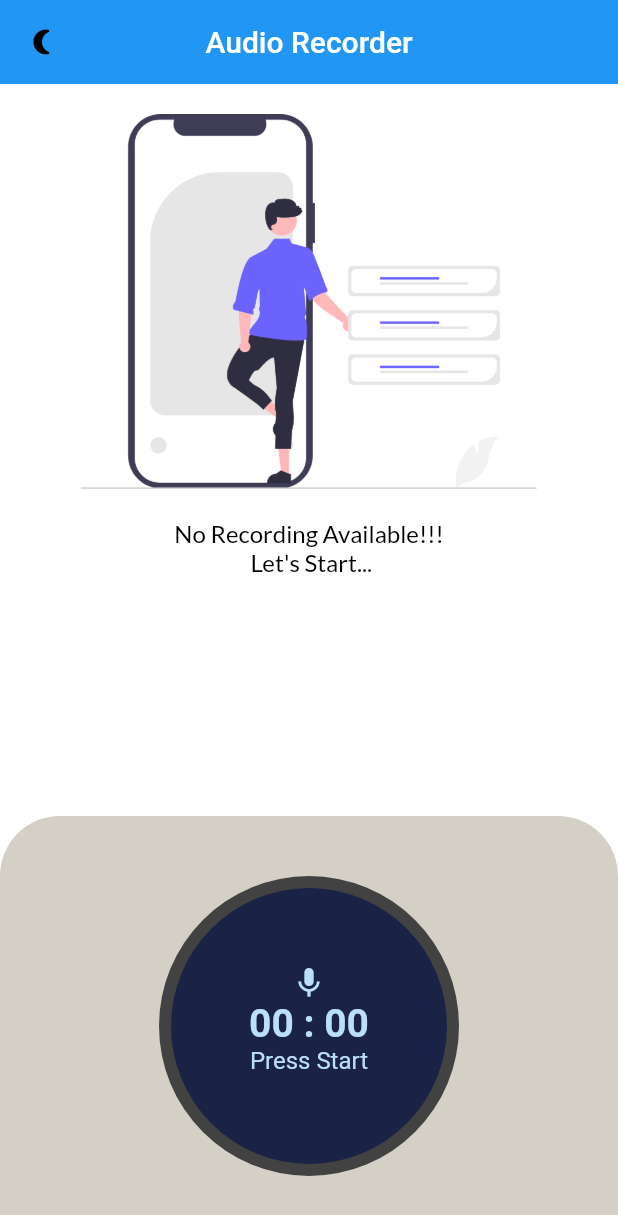
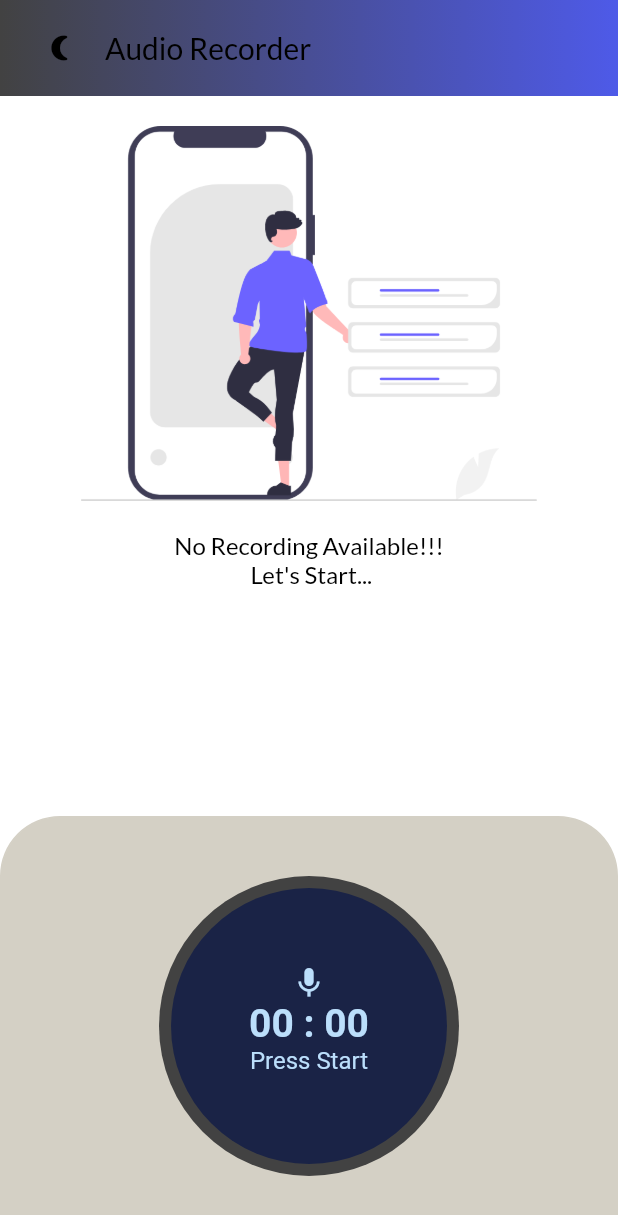
Before and after one commit to KasunHasanga/flutter_voice_recorder, a Flutter app: the screen it shows after launch, on a phone screen of 412 x 824 dp. Shown: the top 1215 px of the screen. Run offline on Flutter 3.47's test engine with Material 2 defaults, Android fonts, the phone set to English and light mode, and no system bars; drawn by our look-alikes of avatar_glow, pull_to_refresh; our stand-ins replace flutter_spinkit, get, get_storage, google_fonts, just_audio, permission_handler and 2 more; missing offline and left inert: app_settings, audio_session, flutter_sound.

Commit message:
add custome app bar

```diff
--- a/lib/main.dart
+++ b/lib/main.dart
@@ -81,11 +81,20 @@ class _HomePageState extends State<HomePage> {
   Widget build(BuildContext context) {
     return Scaffold(
       backgroundColor: backgroundColor,
-      appBar: AppBar(
-        title: const Text("Audio Recorder"),
-        centerTitle: true,
-        elevation: 0,
-        leading: GestureDetector(
+      appBar:PreferredSize(
+        child: Container(
+          padding: EdgeInsets.only(
+              top: MediaQuery.of(context).padding.top
+          ),
+          child: Padding(
+            padding: const EdgeInsets.only(
+                left: 30.0,
+                top: 20.0,
+                bottom: 20.0
+            ),
+            child: Row(
+              children: [
+              GestureDetector(
                   onTap: () {
                     ThemeServices().switchTheme();
                   },
@@ -94,6 +103,25 @@ class _HomePageState extends State<HomePage> {
                     size: 20,
                     color: Get.isDarkMode ? Colors.white : Colors.black,
                   ),
+                ),
+                SizedBox(width: 20,),
+                Text(
+                  'Audio Recorder',
+                  style:titleStyle.copyWith(fontSize: 20),
+                ),
+              ],
+            ),
+          ),
+          decoration: BoxDecoration(
+              gradient: LinearGradient(
+                  colors: linerGradientColors
+              ),
+
+          ),
+        ),
+        preferredSize: Size(
+            MediaQuery.of(context).size.width,
+            150.0
         ),
       ),
       body: Column(
--- a/lib/services/theme.dart
+++ b/lib/services/theme.dart
@@ -23,15 +23,26 @@ class Themes {
 }
 
 Color get backgroundColor {
-  return Get.isDarkMode ?   darkGrayClr:white;
-}
-Color get avatorBackgroundColor {
-  return Get.isDarkMode ?   darkHeaderClr:const Color(0xffd4d0c5);
-}
-Color get avatorGrowColor {
-  return Get.isDarkMode ?   white:darkHeaderClr;
+  return Get.isDarkMode ? darkGrayClr : white;
 }
 
+Color get avatorBackgroundColor {
+  return Get.isDarkMode ? darkHeaderClr : const Color(0xffd4d0c5);
+}
+
+Color get avatorGrowColor {
+  return Get.isDarkMode ? white : darkHeaderClr;
+}
+
+List<Color> get linerGradientColors {
+  return Get.isDarkMode
+      ? [
+          Colors.black,
+          darkGrayClr,
+          Colors.black,
+        ]
+      : [darkHeaderClr, bluishClr];
+}
 
 TextStyle get subHeadingStyle {
   return GoogleFonts.lato(
```
Also changed, not shown: lib/widget/recorderSingleView.dart (+59 -20 lines). Lines whose indentation alone changed are shown as unchanged.
